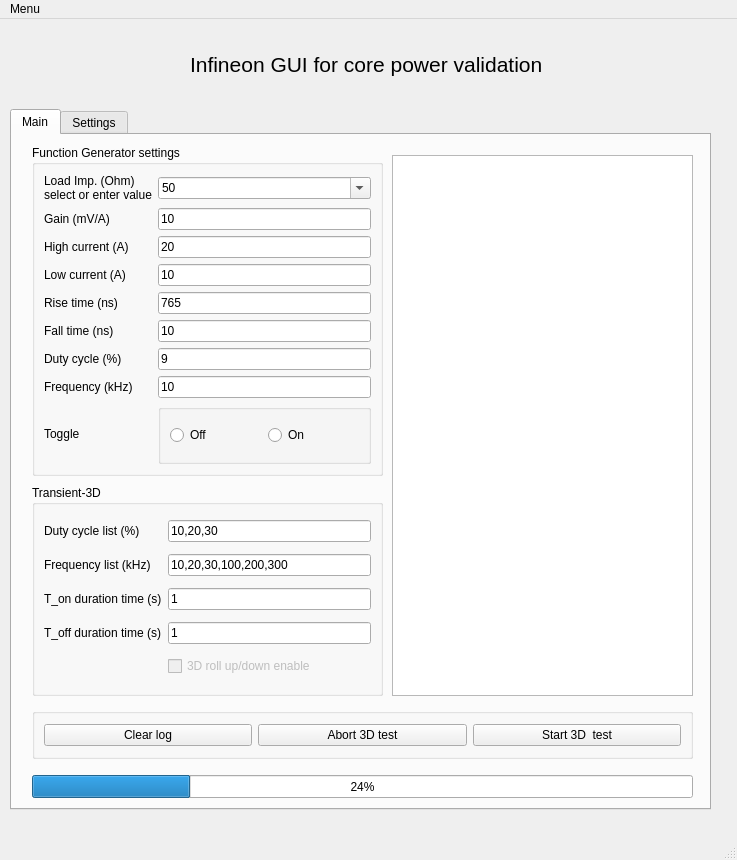
Old version of the form PySide6_Core_Power_Validation_ui.ui in the repository a9202507/ifx_gui_for_core_power_validation.
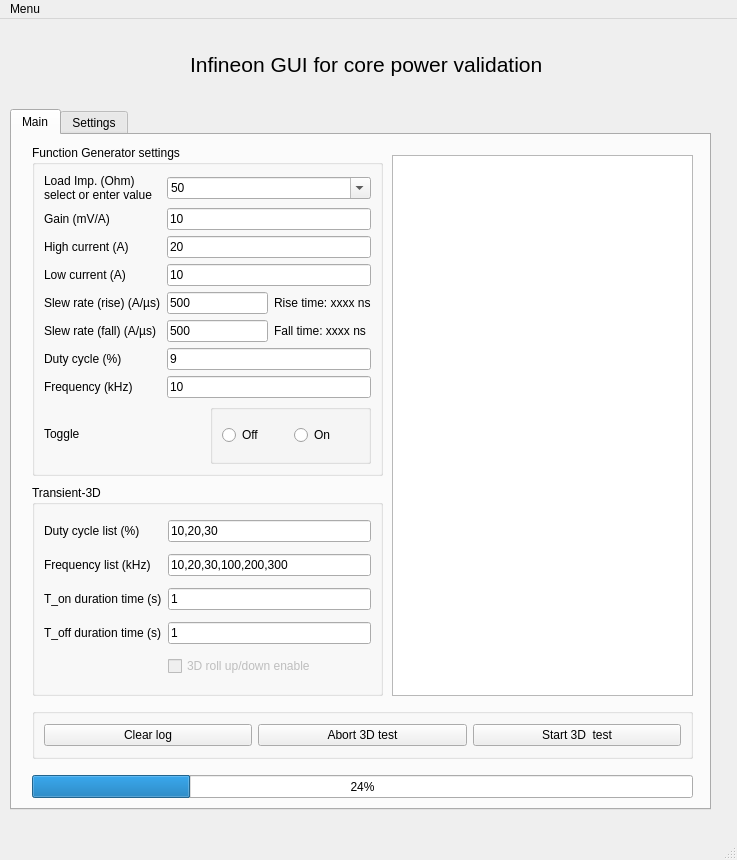
New version of the form. The open tabs and pages were chosen to show the change. Icons and pictures are not drawn.

Commit message: Change settings from rise time / fall time to slew rate (rise) / slew rate (fall). Add sanity checks for entered values of slew rate and current.

Diff of the .ui file:
```diff
--- a/PySide6_Core_Power_Validation_ui.ui
+++ b/PySide6_Core_Power_Validation_ui.ui
@@ -179,85 +179,7 @@
        <string>Function Generator settings</string>
       </property>
       <layout class="QGridLayout" name="gridLayout_4">
-       <item row="3" column="1">
-        <widget class="QLineEdit" name="lineEdit">
-         <property name="text">
-          <string>10</string>
-         </property>
-        </widget>
-       </item>
-       <item row="8" column="0">
-        <widget class="QLabel" name="label_7">
-         <property name="text">
-          <string>Frequency (kHz)</string>
-         </property>
-        </widget>
-       </item>
-       <item row="2" column="0">
-        <widget class="QLabel" name="label_18">
-         <property name="text">
-          <string>High current (A)</string>
-         </property>
-        </widget>
-       </item>
-       <item row="2" column="1">
-        <widget class="QLineEdit" name="lineEdit_16">
-         <property name="text">
-          <string>20</string>
-         </property>
-        </widget>
-       </item>
-       <item row="6" column="0">
-        <widget class="QLabel" name="label_4">
-         <property name="text">
-          <string>Fall time (ns)</string>
-         </property>
-        </widget>
-       </item>
-       <item row="9" column="0">
-        <widget class="QLabel" name="label_12">
-         <property name="text">
-          <string>Toggle</string>
-         </property>
-        </widget>
-       </item>
-       <item row="3" column="0">
-        <widget class="QLabel" name="label">
-         <property name="text">
-          <string>Low current (A)</string>
-         </property>
-        </widget>
-       </item>
-       <item row="0" column="0">
-        <widget class="QLabel" name="label_25">
-         <property name="text">
-          <string>Load Imp. (Ohm)
-select or enter value</string>
-         </property>
-        </widget>
-       </item>
-       <item row="8" column="1">
-        <widget class="QLineEdit" name="lineEdit_8">
-         <property name="text">
-          <string>10</string>
-         </property>
-        </widget>
-       </item>
-       <item row="5" column="1">
-        <widget class="QLineEdit" name="lineEdit_6">
-         <property name="text">
-          <string>765</string>
-         </property>
-        </widget>
-       </item>
-       <item row="7" column="0">
-        <widget class="QLabel" name="label_5">
-         <property name="text">
-          <string>Duty cycle (%)</string>
-         </property>
-        </widget>
-       </item>
-       <item row="9" column="1">
+       <item row="12" column="1">
         <widget class="QGroupBox" name="groupBox_6">
          <property name="title">
           <string/>
@@ -280,24 +202,26 @@
          </layout>
         </widget>
        </item>
-       <item row="7" column="1">
-        <widget class="QLineEdit" name="lineEdit_5">
+       <item row="12" column="0">
+        <widget class="QLabel" name="label_12">
          <property name="text">
-          <string>9</string>
+          <string>Toggle</string>
          </property>
         </widget>
        </item>
-       <item row="5" column="0">
+       <item row="8" column="0" rowspan="2" colspan="2">
+        <layout class="QGridLayout" name="gridLayout_2">
+         <item row="4" column="0">
         <widget class="QLabel" name="label_6">
          <property name="text">
-          <string>Rise time (ns)</string>
+            <string>Slew rate (rise) (A/µs)</string>
          </property>
         </widget>
        </item>
-       <item row="6" column="1">
-        <widget class="QLineEdit" name="lineEdit_4">
+         <item row="6" column="0">
+          <widget class="QLabel" name="label_5">
          <property name="text">
-          <string>10</string>
+            <string>Duty cycle (%)</string>
          </property>
         </widget>
        </item>
@@ -308,14 +232,57 @@
          </property>
         </widget>
        </item>
-       <item row="1" column="1">
-        <widget class="QLineEdit" name="lineEdit_17">
+         <item row="3" column="0">
+          <widget class="QLabel" name="label">
          <property name="text">
-          <string>10</string>
+            <string>Low current (A)</string>
          </property>
         </widget>
        </item>
-       <item row="0" column="1">
+         <item row="0" column="0">
+          <widget class="QLabel" name="label_25">
+           <property name="text">
+            <string>Load Imp. (Ohm)
+select or enter value</string>
+           </property>
+          </widget>
+         </item>
+         <item row="7" column="0">
+          <widget class="QLabel" name="label_7">
+           <property name="text">
+            <string>Frequency (kHz)</string>
+           </property>
+          </widget>
+         </item>
+         <item row="5" column="1">
+          <widget class="QLineEdit" name="lineEdit_4">
+           <property name="text">
+            <string>500</string>
+           </property>
+          </widget>
+         </item>
+         <item row="2" column="0">
+          <widget class="QLabel" name="label_18">
+           <property name="text">
+            <string>High current (A)</string>
+           </property>
+          </widget>
+         </item>
+         <item row="4" column="1">
+          <widget class="QLineEdit" name="lineEdit_6">
+           <property name="text">
+            <string>500</string>
+           </property>
+          </widget>
+         </item>
+         <item row="5" column="0">
+          <widget class="QLabel" name="label_4">
+           <property name="text">
+            <string>Slew rate (fall) (A/µs)</string>
+           </property>
+          </widget>
+         </item>
+         <item row="0" column="1" colspan="2">
         <widget class="QComboBox" name="comboBox_8">
          <property name="editable">
           <bool>true</bool>
@@ -331,6 +298,57 @@
           </property>
          </item>
         </widget>
+         </item>
+         <item row="1" column="1" colspan="2">
+          <widget class="QLineEdit" name="lineEdit_17">
+           <property name="text">
+            <string>10</string>
+           </property>
+          </widget>
+         </item>
+         <item row="2" column="1" colspan="2">
+          <widget class="QLineEdit" name="lineEdit_16">
+           <property name="text">
+            <string>20</string>
+           </property>
+          </widget>
+         </item>
+         <item row="3" column="1" colspan="2">
+          <widget class="QLineEdit" name="lineEdit">
+           <property name="text">
+            <string>10</string>
+           </property>
+          </widget>
+         </item>
+         <item row="4" column="2">
+          <widget class="QLabel" name="label_26">
+           <property name="text">
+            <string>Rise time: xxxx ns</string>
+           </property>
+          </widget>
+         </item>
+         <item row="5" column="2">
+          <widget class="QLabel" name="label_27">
+           <property name="text">
+            <string>Fall time: xxxx ns</string>
+           </property>
+          </widget>
+         </item>
+         <item row="6" column="1" colspan="2">
+          <widget class="QLineEdit" name="lineEdit_5">
+           <property name="text">
+            <string>9</string>
+           </property>
+          </widget>
+         </item>
+         <item row="7" column="1" colspan="2">
+          <widget class="QLineEdit" name="lineEdit_8">
+           <property name="text">
+            <string>10</string>
+           </property>
+          </widget>
+         </item>
+        </layout>
        </item>
       </layout>
      </widget>
```
Left out of the diff: 2 changed lines with no effect on the pictures. Lines whose indentation alone changed are shown as unchanged. The commit also changes 3 other files.
